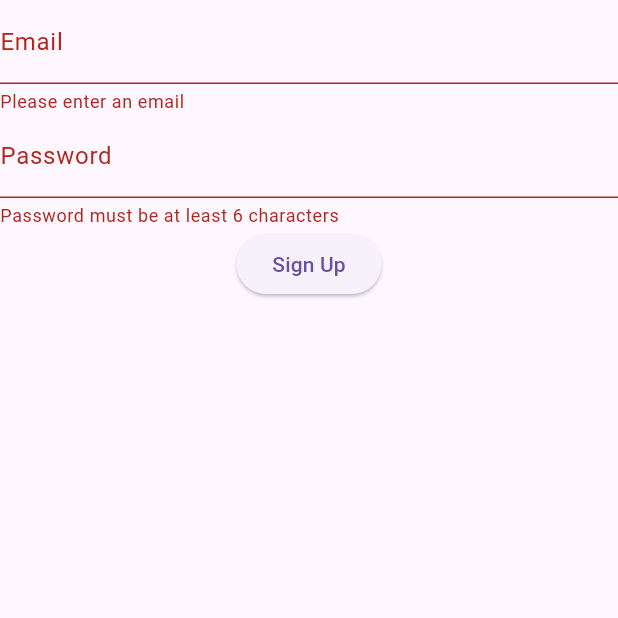
After one commit to rrttll/orlando_recycling_app, a Flutter app: the SignUpScreen screen opened directly, after a tap on "Sign Up", on a phone screen of 412 x 824 dp, the top half of it. The commit adds this screen. Run offline on Flutter 3.47's test engine with Material 3 defaults, Android fonts, the phone set to English and light mode, and no system bars; our stand-ins replace firebase_auth, firebase_core, firebase_storage, image_picker; accounts and stored records are empty; network calls fail.

```diff
--- a/lib/information_database.dart
+++ b/lib/information_database.dart
@@ -6,12 +6,10 @@ class InformationDatabasePage extends StatefulWidget {
   const InformationDatabasePage({Key? key}) : super(key: key);
 
   @override
-  // ignore: public_member_api_docs
-  _InformationDatabasePageState createState() => _InformationDatabasePageState();
+  InformationDatabasePageState createState() => InformationDatabasePageState();
 }
 
-// ignore: public_member_api_docs
-class _InformationDatabasePageState extends State<InformationDatabasePage> {
+class InformationDatabasePageState extends State<InformationDatabasePage> {
   List? data;
 
   @override
--- a/lib/main.dart
+++ b/lib/main.dart
@@ -1,9 +1,12 @@
 import 'package:flutter/material.dart';
+import 'package:firebase_core/firebase_core.dart'; // Add this line
 import 'information_database_screen.dart';
 import 'user.dart' as userlib; // Use an alias for user.dart
 import 'user_profile_screen.dart';
 
-void main() {
+void main() async { // Add async keyword
+  WidgetsFlutterBinding.ensureInitialized();
+  await Firebase.initializeApp(); // Initialize Firebase
   runApp(MyApp());
 }
 
--- /dev/null
+++ b/lib/services/auth_service.dart
@@ -0,0 +1,19 @@
+import 'package:firebase_auth/firebase_auth.dart';
+
+class AuthService {
+  final FirebaseAuth _auth = FirebaseAuth.instance;
+
+  Future<UserCredential> signInWithEmailAndPassword(String email, String password) async {
+    try {
+      UserCredential userCredential = await _auth.signInWithEmailAndPassword(
+        email: email,
+        password: password,
+      );
+      return userCredential;
+    } on FirebaseAuthException catch (e) {
+      // Log error
+      print('Failed to sign in with email and password: ${e.message}');
+      rethrow;
+    }
+  }
+}
--- /dev/null
+++ b/lib/signup_screen.dart
@@ -0,0 +1,56 @@
+import 'package:flutter/material.dart';
+import 'package:firebase_auth/firebase_auth.dart';
+
+class SignUpScreen extends StatefulWidget {
+  const SignUpScreen({Key? key}) : super(key: key);
+
+  @override
+  SignUpScreenState createState() => SignUpScreenState();
+}
+
+class SignUpScreenState extends State<SignUpScreen> {
+  final _auth = FirebaseAuth.instance;
+  final _formKey = GlobalKey<FormState>();
+  String? email, password;
+
+  void _trySignUp() async {
+    final form = _formKey.currentState;
+    if (form!.validate()) {
+      form.save();
+      try {
+        await _auth.createUserWithEmailAndPassword(email: email!, password: password!);
+        // Navigate to home screen or show a success message
+      } catch (e) {
+        // Handle sign up error
+      }
+    }
+  }
+
+  @override
+  Widget build(BuildContext context) {
+    return Scaffold(
+      body: Form(
+        key: _formKey,
+        child: Column(
+          children: [
+            TextFormField(
+              decoration: const InputDecoration(labelText: 'Email'),
+              validator: (value) => value!.isEmpty ? 'Please enter an email' : null,
+              onSaved: (value) => email = value,
+            ),
+            TextFormField(
+              decoration: const InputDecoration(labelText: 'Password'),
+              obscureText: true,
+              validator: (value) => value!.length < 6 ? 'Password must be at least 6 characters' : null,
+              onSaved: (value) => password = value,
+            ),
+            ElevatedButton(
+              onPressed: _trySignUp,
+              child: const Text('Sign Up'),
+            ),
+          ],
+        ),
+      ),
+    );
+  }
+}
```
Also changed, not shown: lib/login_screen.dart (added, +56 -0 lines), lib/screens/profile_screen.dart (added, +74 -0 lines), lib/services/api_service.dart (added, +22 -0 lines), lib/user.dart (+24 -4 lines), pubspec.yaml (+8 -6 lines), pubspec.lock, 7 other files.
